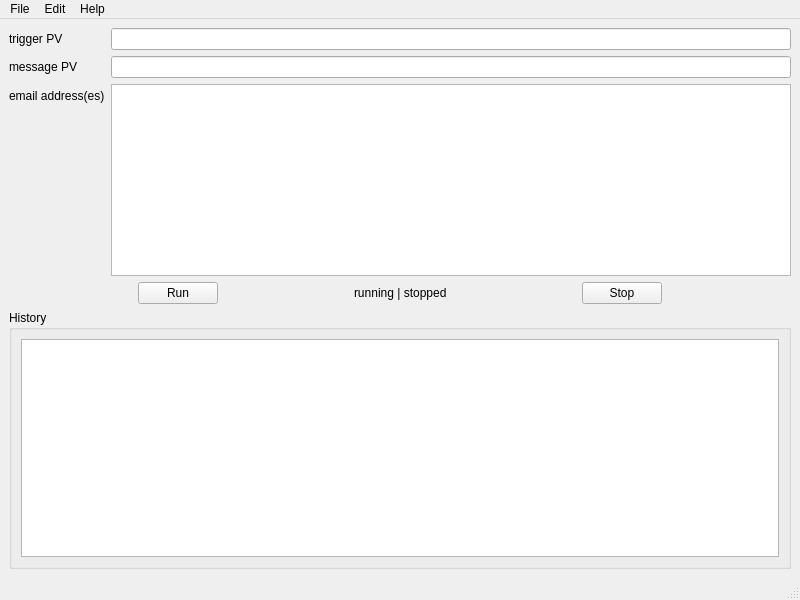
Old version of the form src/PvMail/gui.ui in the repository BCDA-APS/pvMail.
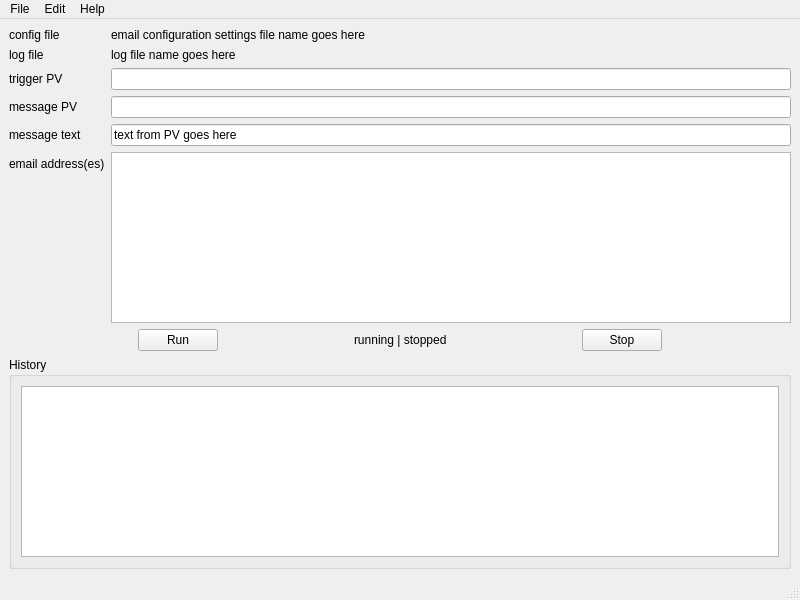
New version of the form.

Commit message: refs #1: new items for GUI, consider building code that uses the .ui file (or its convert gui_ui.py)

What changed in the file:
```diff
--- a/src/PvMail/gui.ui
+++ b/src/PvMail/gui.ui
@@ -24,35 +24,35 @@
        <layout class="QVBoxLayout" name="verticalLayout_2">
         <item>
          <layout class="QFormLayout" name="formLayout_2">
-          <item row="0" column="0">
+          <item row="2" column="0">
            <widget class="QLabel" name="label">
             <property name="text">
              <string>trigger PV</string>
             </property>
            </widget>
           </item>
-          <item row="1" column="0">
+          <item row="3" column="0">
            <widget class="QLabel" name="label_2">
             <property name="text">
              <string>message PV</string>
             </property>
            </widget>
           </item>
-          <item row="2" column="0">
+          <item row="5" column="0">
            <widget class="QLabel" name="label_3">
             <property name="text">
              <string>email address(es)</string>
             </property>
            </widget>
           </item>
-          <item row="0" column="1">
-           <widget class="QLineEdit" name="lineEdit"/>
-          </item>
-          <item row="1" column="1">
-           <widget class="QLineEdit" name="lineEdit_2"/>
-          </item>
           <item row="2" column="1">
-           <widget class="QListView" name="history">
+           <widget class="QLineEdit" name="w_triggerPV"/>
+          </item>
+          <item row="3" column="1">
+           <widget class="QLineEdit" name="w_messagePV"/>
+          </item>
+          <item row="5" column="1">
+           <widget class="QListView" name="emails">
             <property name="tabKeyNavigation">
              <bool>true</bool>
             </property>
@@ -61,6 +61,48 @@
             </property>
            </widget>
           </item>
+          <item row="0" column="0">
+           <widget class="QLabel" name="label_4">
+            <property name="text">
+             <string>config file</string>
+            </property>
+           </widget>
+          </item>
+          <item row="0" column="1">
+           <widget class="QLabel" name="w_config_file_name">
+            <property name="text">
+             <string>email configuration settings file name goes here</string>
+            </property>
+           </widget>
+          </item>
+          <item row="4" column="0">
+           <widget class="QLabel" name="label_5">
+            <property name="text">
+             <string>message text</string>
+            </property>
+           </widget>
+          </item>
+          <item row="4" column="1">
+           <widget class="QLineEdit" name="w_messagePV_text">
+            <property name="text">
+             <string>text from PV goes here</string>
+            </property>
+           </widget>
+          </item>
+          <item row="1" column="0">
+           <widget class="QLabel" name="label_6">
+            <property name="text">
+             <string>log file</string>
+            </property>
+           </widget>
+          </item>
+          <item row="1" column="1">
+           <widget class="QLabel" name="w_log_file_name">
+            <property name="text">
+             <string>log file name goes here</string>
+            </property>
+           </widget>
+          </item>
          </layout>
         </item>
         <item>
@@ -151,7 +193,7 @@
       </property>
       <layout class="QGridLayout" name="gridLayout_2">
        <item row="0" column="0">
-        <widget class="QTextBrowser" name="textBrowser"/>
+        <widget class="QTextBrowser" name="history"/>
        </item>
       </layout>
      </widget>
```
Left out of the diff: 10 changed lines with no effect on the pictures. The commit also changes 1 other file.
